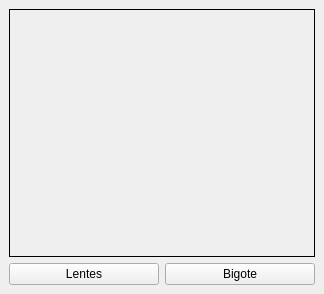
First picture: the form in Python/Vision/Filtros/tiktok/imagenes.ui, repository j0z3ph/Vision, before the edit.
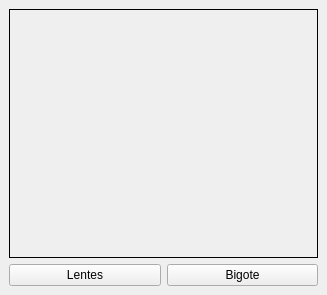
Second picture: the form after the edit.

The edit to the form file:
```diff
--- a/Python/Vision/Filtros/tiktok/imagenes.ui
+++ b/Python/Vision/Filtros/tiktok/imagenes.ui
@@ -6,8 +6,8 @@
    <rect>
     <x>0</x>
     <y>0</y>
-    <width>324</width>
-    <height>294</height>
+    <width>327</width>
+    <height>295</height>
    </rect>
   </property>
   <property name="windowTitle">
```
Left out of the diff: 2 changed lines with no effect on the pictures.
